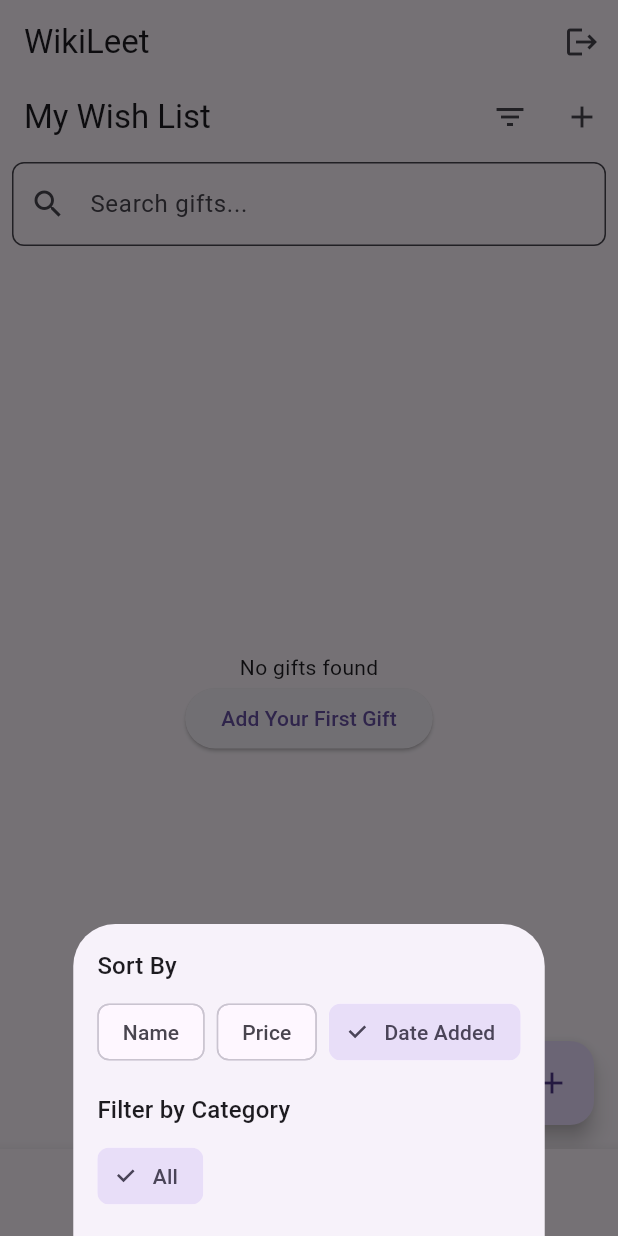
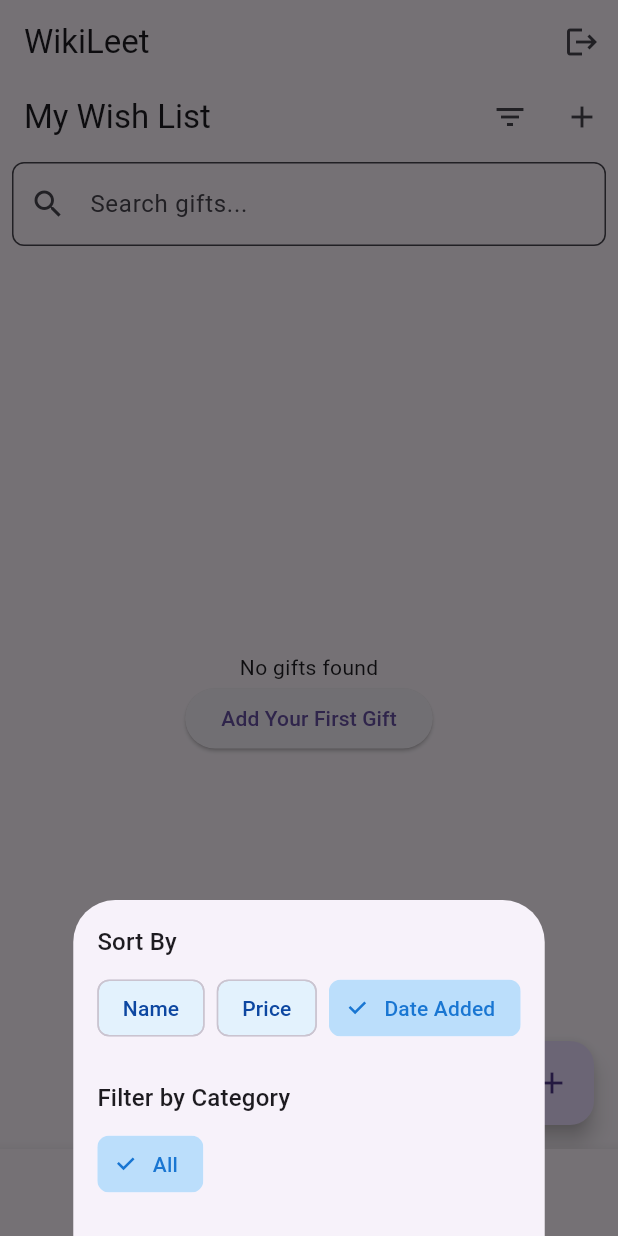
Before and after one commit to gabeduke/wikileet, a Flutter app: the screen it shows once a user with an empty profile is signed in, after a tap on the "filter list" icon, on a phone screen of 412 x 824 dp. Run offline on Flutter 3.47's test engine with Material 3 defaults, Android fonts, the light colour scheme and no system bars; our stand-ins replace cloud_firestore, firebase_auth, firebase_core, google_sign_in; accounts and stored records are empty.

Commit message:
tags look better

```diff
--- a/lib/widgets/gift_filter_sheet.dart
+++ b/lib/widgets/gift_filter_sheet.dart
@@ -31,7 +31,9 @@ class GiftFilterSheet extends StatelessWidget {
           Wrap(
             spacing: 8.0,
             children: GiftSortOption.values.map((option) {
-              return ChoiceChip(
+              return Container(
+                margin: const EdgeInsets.only(bottom: 8),
+                child: FilterChip(
                   label: Text(_getSortOptionLabel(option)),
                   selected: sortOption == option,
                   onSelected: (selected) {
@@ -39,6 +41,13 @@ class GiftFilterSheet extends StatelessWidget {
                       onSortOptionChanged(option);
                     }
                   },
+                  backgroundColor: Colors.blue.shade50,
+                  selectedColor: Colors.blue.shade100,
+                  checkmarkColor: Colors.blue.shade700,
+                  labelStyle: TextStyle(
+                    color: sortOption == option ? Colors.blue.shade700 : Colors.blue.shade900,
+                  ),
+                ),
               );
             }).toList(),
           ),
@@ -48,11 +57,12 @@ class GiftFilterSheet extends StatelessWidget {
             style: Theme.of(context).textTheme.titleMedium,
           ),
           const SizedBox(height: 8),
-          // Add category filter UI here
           Wrap(
             spacing: 8.0,
             children: [
-              ChoiceChip(
+              Container(
+                margin: const EdgeInsets.only(bottom: 8),
+                child: FilterChip(
                   label: const Text('All'),
                   selected: selectedCategory == null,
                   onSelected: (selected) {
@@ -60,6 +70,13 @@ class GiftFilterSheet extends StatelessWidget {
                       onCategoryChanged(null);
                     }
                   },
+                  backgroundColor: Colors.blue.shade50,
+                  selectedColor: Colors.blue.shade100,
+                  checkmarkColor: Colors.blue.shade700,
+                  labelStyle: TextStyle(
+                    color: selectedCategory == null ? Colors.blue.shade700 : Colors.blue.shade900,
+                  ),
+                ),
               ),
               // You might want to add more category options here
             ],
```
Also changed, not shown: lib/screens/gift_list_screen.dart (+64 -18 lines). Lines whose indentation alone changed are shown as unchanged.
